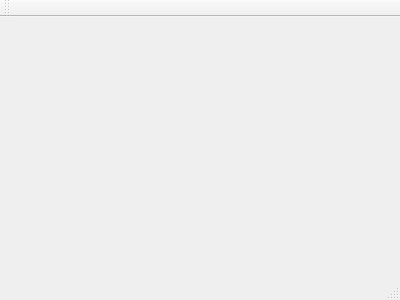
This is Client/mainwindow.ui in ChristopherCousin/WTCR as Qt 5 draws it before an edit. The edited form follows.
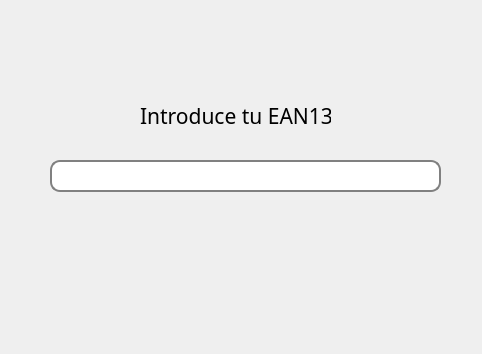
This is the edited form.

What changed in the file:
```diff
--- a/Client/mainwindow.ui
+++ b/Client/mainwindow.ui
@@ -1,24 +1,59 @@
 <ui version="4.0">
  <class>MainWindow</class>
- <widget class="QMainWindow" name="MainWindow" >
-  <property name="geometry" >
+ <widget class="QMainWindow" name="MainWindow">
+  <property name="geometry">
    <rect>
     <x>0</x>
     <y>0</y>
-    <width>400</width>
-    <height>300</height>
+    <width>482</width>
+    <height>354</height>
    </rect>
   </property>
   <property name="windowTitle" >
    <string>MainWindow</string>
   </property>
-  <widget class="QMenuBar" name="menuBar" />
-  <widget class="QToolBar" name="mainToolBar" />
-  <widget class="QWidget" name="centralWidget" />
-  <widget class="QStatusBar" name="statusBar" />
+  <widget class="QWidget" name="centralWidget">
+   <widget class="QLineEdit" name="lineEdit">
+    <property name="geometry">
+     <rect>
+      <x>50</x>
+      <y>160</y>
+      <width>391</width>
+      <height>32</height>
+     </rect>
+    </property>
+    <property name="styleSheet">
+     <string notr="true">QLineEdit{
+border: 2px solid gray;
+border-radius: 10px;
+padding: 0 8px;
+selection-background-color: darkgray;
+font-size: 16px;}
+QLineEdit:focus { background-color:rgb(202, 255, 227);}</string>
+    </property>
+   </widget>
+   <widget class="QLabel" name="label">
+    <property name="geometry">
+     <rect>
+      <x>140</x>
+      <y>100</y>
+      <width>191</width>
+      <height>31</height>
+     </rect>
+    </property>
+    <property name="font">
+     <font>
+      <family>Source Serif Pro Semibold</family>
+      <pointsize>16</pointsize>
+     </font>
+    </property>
+    <property name="text">
+     <string>Introduce tu EAN13</string>
+    </property>
+   </widget>
+  </widget>
  </widget>
- <layoutDefault spacing="6" margin="11" />
- <pixmapfunction></pixmapfunction>
+ <layoutdefault spacing="6" margin="11"/>
  <resources/>
  <connections/>
 </ui>
```
Left out of the diff: 3 changed lines with no effect on the pictures.
